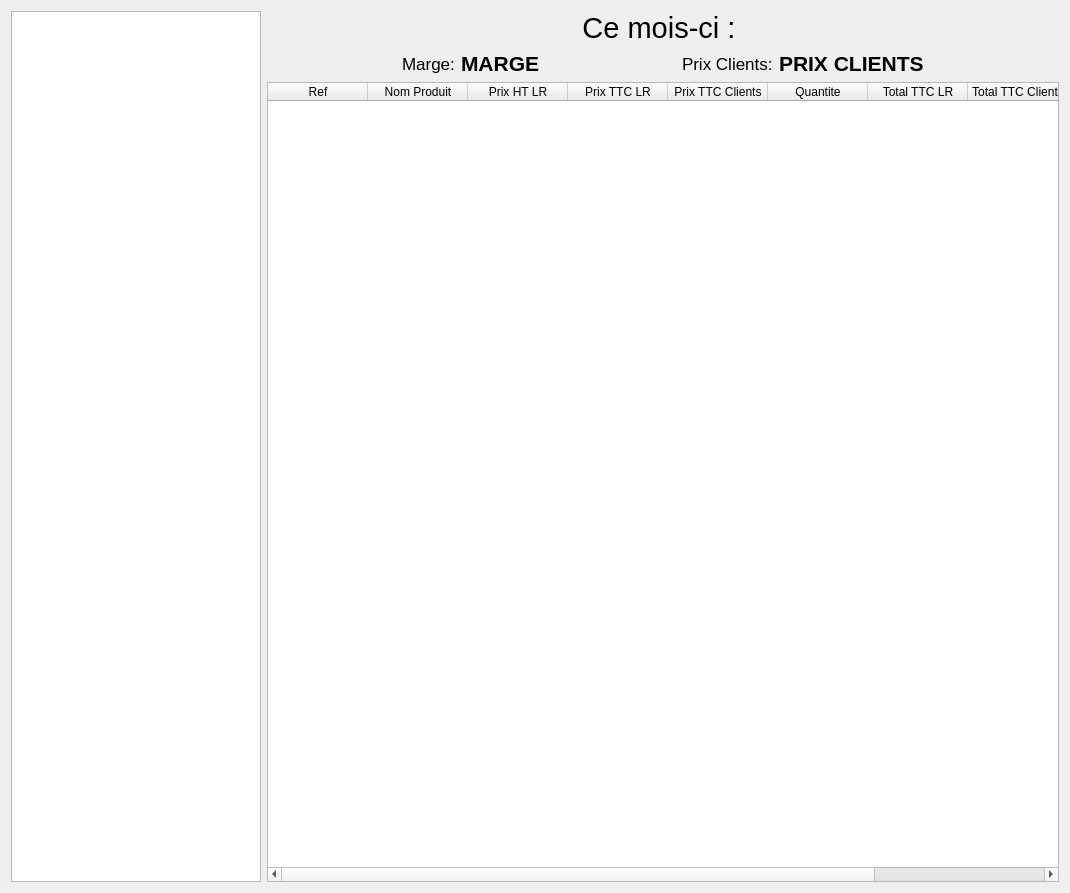
toopoormaghell/marielr, file marielr/ongletrecapitulatif.ui: the form before one commit.
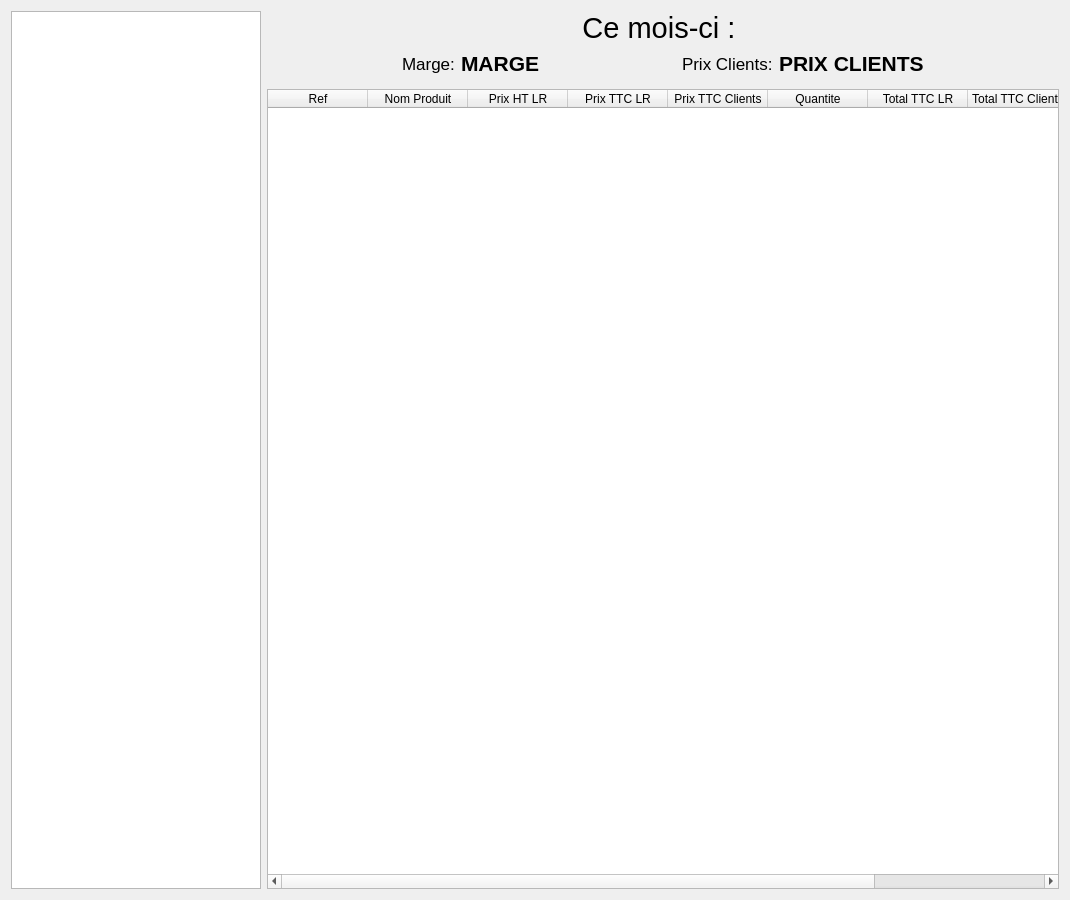
The form after the commit.

Commit message: Affichage de la période du mois en cours

What changed in the file:
```diff
--- a/marielr/ongletrecapitulatif.ui
+++ b/marielr/ongletrecapitulatif.ui
@@ -7,7 +7,7 @@
     <x>0</x>
     <y>0</y>
     <width>1070</width>
-    <height>859</height>
+    <height>900</height>
    </rect>
   </property>
   <property name="windowTitle">
```
Left out of the diff: 2 changed lines with no effect on the pictures. The commit also changes 2 other files.
